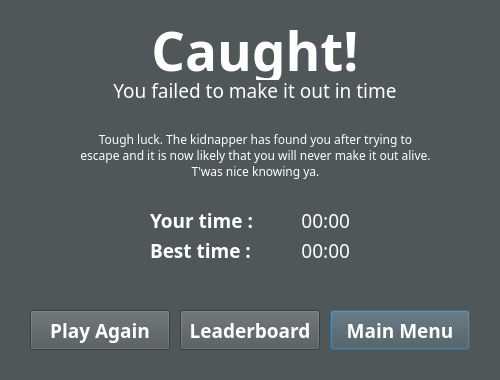
First picture: the form in Zork_Qt_project/gameover.ui, repository willoleary6/ZorkProject, before the edit.
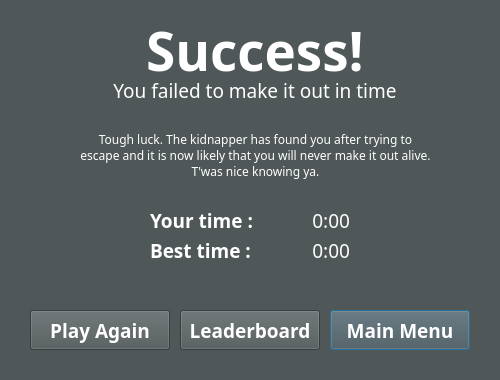
Second picture: the form after the edit. Icons and pictures are not drawn.

```diff
--- a/Zork_Qt_project/gameover.ui
+++ b/Zork_Qt_project/gameover.ui
@@ -92,9 +92,9 @@
   <widget class="QLabel" name="winLoseLabel">
    <property name="geometry">
     <rect>
-     <x>130</x>
+     <x>120</x>
      <y>10</y>
-     <width>250</width>
+     <width>270</width>
      <height>81</height>
     </rect>
    </property>
@@ -107,7 +107,7 @@
     </font>
    </property>
    <property name="text">
-    <string>Caught!</string>
+    <string>Success!</string>
    </property>
    <property name="alignment">
     <set>Qt::AlignCenter</set>
@@ -166,7 +166,7 @@
     <rect>
      <x>150</x>
      <y>210</y>
-     <width>110</width>
+     <width>130</width>
      <height>21</height>
     </rect>
    </property>
@@ -187,7 +187,7 @@
     <rect>
      <x>150</x>
      <y>240</y>
-     <width>110</width>
+     <width>140</width>
      <height>21</height>
     </rect>
    </property>
@@ -206,9 +206,9 @@
   <widget class="QLabel" name="playerTime">
    <property name="geometry">
     <rect>
-     <x>260</x>
+     <x>280</x>
      <y>210</y>
-     <width>90</width>
+     <width>70</width>
      <height>21</height>
     </rect>
    </property>
@@ -219,7 +219,7 @@
     </font>
    </property>
    <property name="text">
-    <string>00:00</string>
+    <string>0:00</string>
    </property>
    <property name="alignment">
     <set>Qt::AlignRight|Qt::AlignTrailing|Qt::AlignVCenter</set>
@@ -228,9 +228,9 @@
   <widget class="QLabel" name="bestTime">
    <property name="geometry">
     <rect>
-     <x>260</x>
+     <x>290</x>
      <y>240</y>
-     <width>90</width>
+     <width>60</width>
      <height>21</height>
     </rect>
    </property>
@@ -241,7 +241,7 @@
     </font>
    </property>
    <property name="text">
-    <string>00:00</string>
+    <string>0:00</string>
    </property>
    <property name="alignment">
     <set>Qt::AlignRight|Qt::AlignTrailing|Qt::AlignVCenter</set>
```
